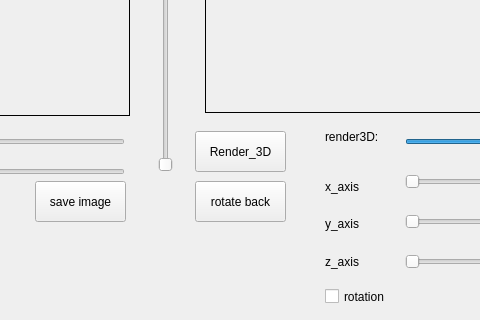
The window that app/widget.ui (jupp-kh/SWEIDM) describes before a commit, drawn with Qt 5; both pictures show x 425 to 905 and y 409 to 729 of the 1249 by 729 pixel window.
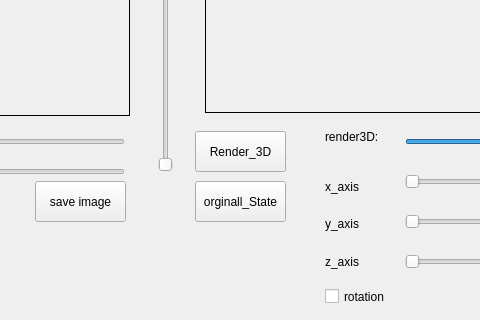
The same window after the commit.

```diff
--- a/app/widget.ui
+++ b/app/widget.ui
@@ -328,7 +328,7 @@
     </rect>
    </property>
    <property name="text">
-    <string>rotate back</string>
+    <string>orginall_State</string>
    </property>
   </widget>
   <widget class="QPushButton" name="pushButton_crop">
```
